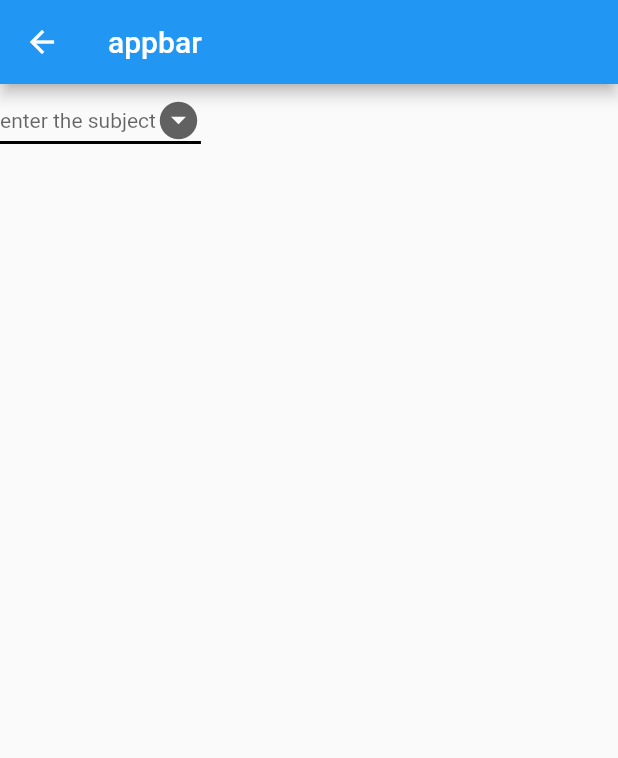
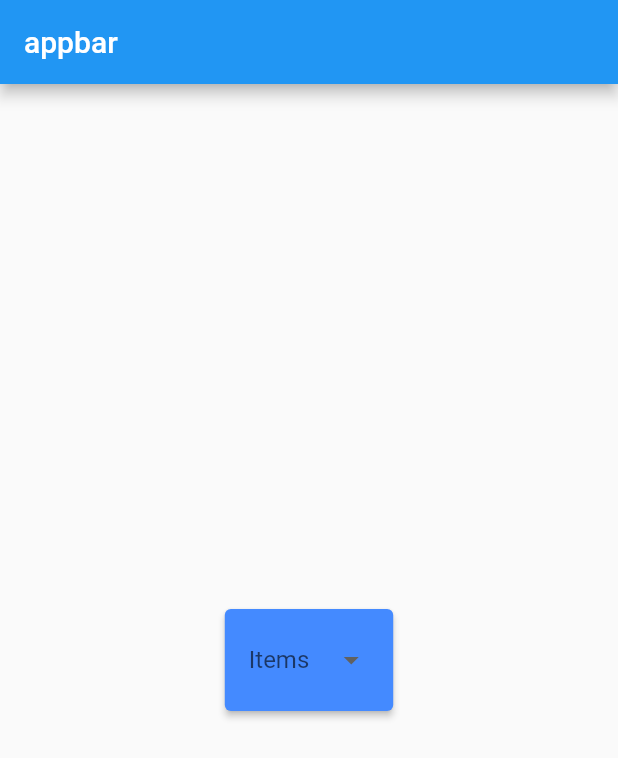
Before and after one commit to patelvishal937/customWidgets, a Flutter app: the DropdownList screen opened directly, on a phone screen of 412 x 824 dp. Shown: the top 758 px of the screen. Run offline on Flutter 3.47's test engine with Material 2 defaults, Android fonts, the phone set to English and light mode, and no system bars; our stand-ins replace syncfusion_flutter_calendar.

Commit message:
dropDownWidget

```diff
--- a/lib/dropDowanListWIdget.dart
+++ b/lib/dropDowanListWIdget.dart
@@ -8,39 +8,56 @@ class DropdownList extends StatefulWidget {
 }
 
 class _DropdownListState extends State<DropdownList> {
-  String? dropdownValue;
-  List<String> items = ["ohhkjhks", "two", "three"];
+  String? DropDownValue;
+  var items = [
+    'Item 1',
+    'Item 2',
+    'Item 3',
+    'Item 4',
+    'Item 5',
+  ];
   @override
   Widget build(BuildContext context) {
     return Scaffold(
       appBar: AppBar(
         title: Text("appbar"),
       ),
-      body: DropdownButton<String>(
-        value: dropdownValue,
-        icon: Icon(Icons.arrow_drop_down_circle),
-        iconSize: 30,
-        elevation: 16,
-        style: TextStyle(color: Colors.teal),
-        underline: Container(
-          height: 2,
-          color: Colors.black,
+      body: Center(
+        child: Card(
+          elevation: 2,
+          color: Colors.blueAccent,
+          child: Padding(
+            padding: const EdgeInsets.symmetric(vertical: 10, horizontal: 16),
+            child: DropdownButtonHideUnderline(
+              child: DropdownButton(
+                  // This value is for current value of dropdown list
+                  value: DropDownValue,
+                  // showcase when no Items are selected
+                  hint: Text('Items'),
+                  // color for Dropdown
+                  dropdownColor: Colors.blueAccent,
+                  // get the data from List showcase items
+                  items: items.map((String items) {
+                    return DropdownMenuItem(
+                      value: items,
+                      child: Text(
+                        items,
+                        style: const TextStyle(
+                            color: Colors.white,
+                            fontSize: 20,
+                            fontWeight: FontWeight.w400),
+                      ),
+                    );
+                  }).toList(),
+                  // assign new value to dropdown value
+                  onChanged: (String? value) {
+                    setState(() {
+                      DropDownValue = value!;
+                    });
+                  }),
+            ),
+          ),
         ),
-        hint: Text("enter the subject"),
-        onChanged: (newvalue) {
-          setState(
-            () {
-              dropdownValue = newvalue.toString();
-            },
-          );
-        },
-        items: <String>['hell', 'Two', 'Three', 'Four']
-            .map<DropdownMenuItem<String>>((String value) {
-          return DropdownMenuItem<String>(
-            value: value,
-            child: Text(value),
-          );
-        }).toList(),
       ),
     );
   }
--- a/lib/main.dart
+++ b/lib/main.dart
@@ -14,7 +14,7 @@ class MyApp extends StatelessWidget {
   @override
   Widget build(BuildContext context) {
     return const MaterialApp(
-      home: CustomListTileWidget(),
+      home: DropdownList(),
     );
   }
 }
```
